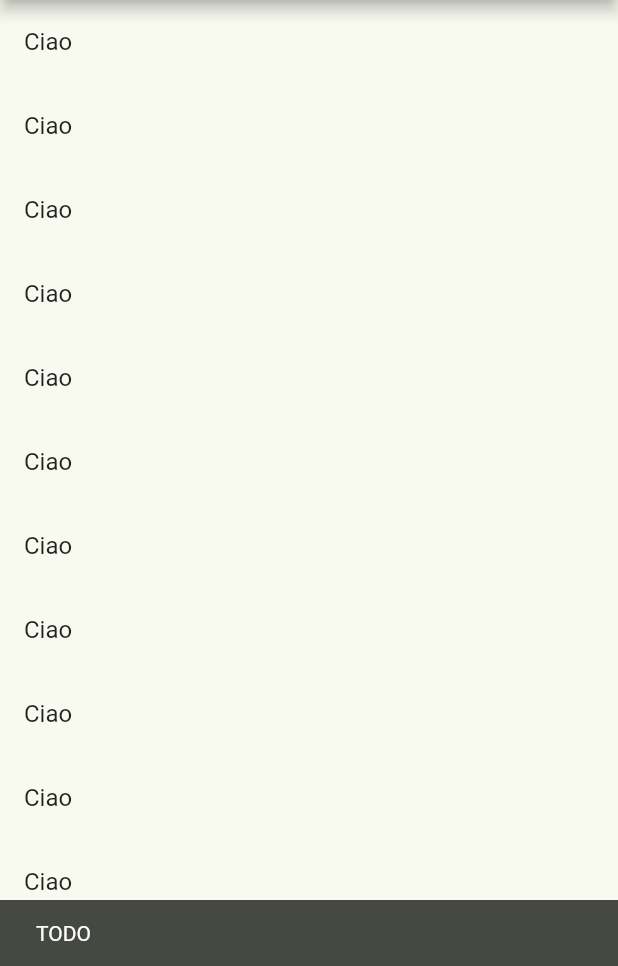
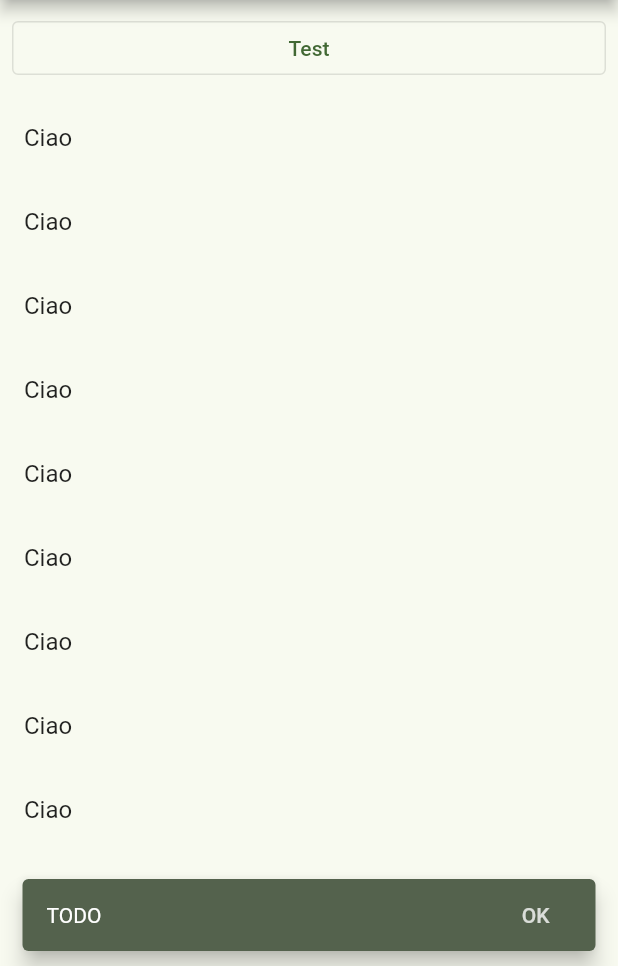
Before and after one commit to simonesestito/foody, a Flutter app: the screen it shows after launch, after a tap on the "account circle" icon, on a phone screen of 412 x 824 dp, the part 270-1236 px from its top. Run offline on Flutter 3.47's test engine with Material 2 defaults, Android fonts, the phone set to English and light mode, and no system bars.

Commit message:
Add custom snackbar

```diff
--- a/webapp/lib/main.dart
+++ b/webapp/lib/main.dart
@@ -1,5 +1,6 @@
 import 'package:flutter/material.dart';
 import 'package:foody_app/widgets/logo.dart';
+import 'package:foody_app/widgets/snackbar.dart';
 
 void main() {
   runApp(const FoodyApp());
@@ -11,7 +12,6 @@ class FoodyApp extends StatelessWidget {
   @override
   Widget build(BuildContext context) {
     return MaterialApp(
-      title: 'Foody App',
       debugShowCheckedModeBanner: false,
       theme: ThemeData(
         brightness: Brightness.light,
@@ -46,15 +46,31 @@ class AppLayout extends StatelessWidget {
             actions: [
               IconButton(
                 onPressed: () {
-                  ScaffoldMessenger.of(context).showSnackBar(
-                    const SnackBar(content: Text("TODO")),
-                  );
+                  ScaffoldMessenger.of(context).showSnackBar(AppSnackbar(
+                    context: context,
+                    content: "TODO",
+                    action: SnackBarAction(label: "OK", onPressed: () {}),
+                  ));
                 },
                 icon: const Icon(Icons.account_circle),
                 tooltip: "Account",
               ),
             ],
           ),
+          SliverToBoxAdapter(
+              child: Container(
+            padding: EdgeInsets.all(8),
+            child: OutlinedButton(
+              child: const Text("Test"),
+              onPressed: () {
+                ScaffoldMessenger.of(context).showSnackBar(AppSnackbar(
+                  context: context,
+                  content: "Test n.2",
+                  action: SnackBarAction(label: "NO", onPressed: () {}),
+                ));
+              },
+            ),
+          )),
           SliverList(
             delegate: SliverChildListDelegate.fixed(
               List.generate(
--- /dev/null
+++ b/webapp/lib/widgets/snackbar.dart
@@ -0,0 +1,27 @@
+import 'package:flutter/material.dart';
+
+class AppSnackbar extends SnackBar {
+  AppSnackbar({
+    required BuildContext context,
+    required String content,
+    SnackBarAction? action,
+    Key? key,
+  }) : super(
+          key: key,
+          content: Text(
+            content,
+            style: TextStyle(color: Theme.of(context).colorScheme.onSecondary),
+          ),
+          action: action == null
+              ? null
+              : SnackBarAction(
+                  label: action.label,
+                  onPressed: action.onPressed,
+                  textColor:
+                      Theme.of(context).colorScheme.onSecondary.withAlpha(200),
+                ),
+          behavior: SnackBarBehavior.floating,
+          dismissDirection: DismissDirection.horizontal,
+          backgroundColor: Theme.of(context).colorScheme.secondary,
+        );
+}
```
